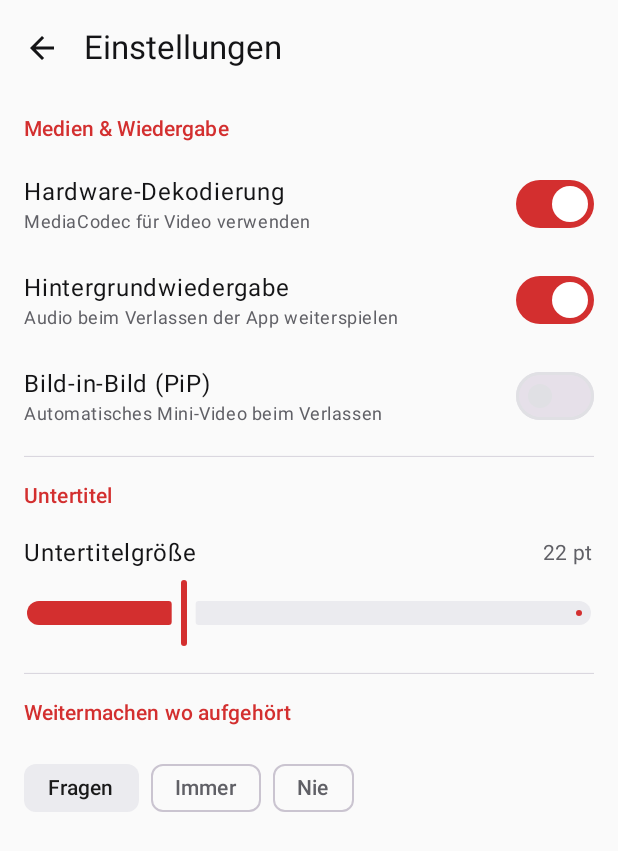
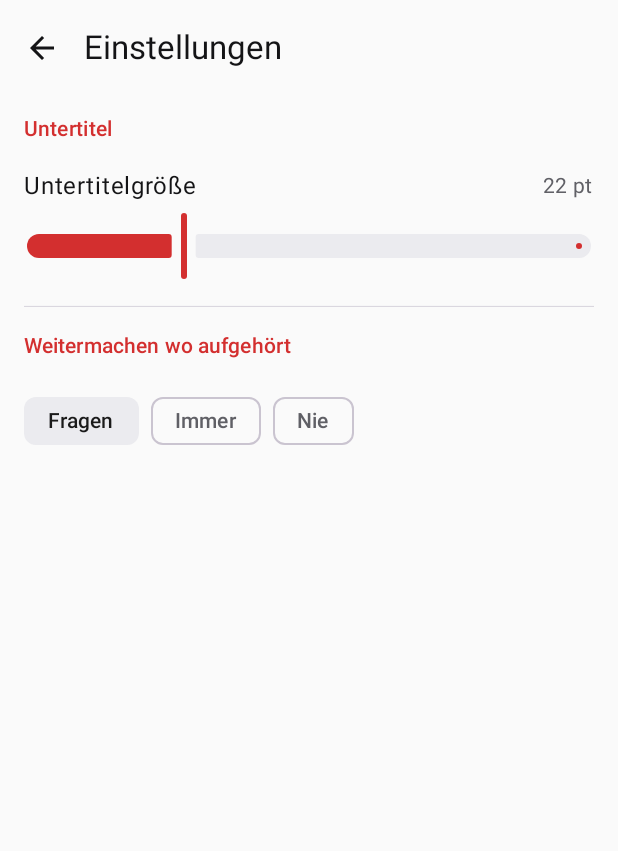
Before and after one commit to qualia-zero/monolith, an Android app built with Jetpack Compose: the composable SettingsScreen shown on its own in the app's theme, on a phone screen of 412 x 824 dp. Shown: the top 851 px of the screen. Run offline under Robolectric (Android 15) with nearby library versions, the phone set to English and light mode, and no system bars; 1 statement that could not run was skipped.

Commit message:
fix(settings,player): keep hw/bg/pip toggles in player settings and remove PiP toolbar button

```diff
--- a/feature/explorer/src/main/kotlin/com/monolith/feature/explorer/SettingsScreen.kt
+++ b/feature/explorer/src/main/kotlin/com/monolith/feature/explorer/SettingsScreen.kt
@@ -72,41 +72,6 @@ fun SettingsScreen(
                 .padding(horizontal = 16.dp, vertical = 12.dp),
             verticalArrangement = Arrangement.spacedBy(16.dp),
         ) {
-            Text(
-                text = "Medien & Wiedergabe",
-                style = MaterialTheme.typography.labelLarge,
-                color = MaterialTheme.colorScheme.primary,
-            )
-
-            SettingsToggle(
-                title = "Hardware-Dekodierung",
-                subtitle = "MediaCodec für Video verwenden",
-                checked = settings.useHwDecoding,
-                onCheckedChange = { checked ->
-                    PlayerSettingsStore.update { it.copy(useHwDecoding = checked) }
-                },
-            )
-
-            SettingsToggle(
-                title = "Hintergrundwiedergabe",
-                subtitle = "Audio beim Verlassen der App weiterspielen",
-                checked = settings.useBackgroundPlay,
-                onCheckedChange = { checked ->
-                    PlayerSettingsStore.update { it.copy(useBackgroundPlay = checked) }
-                },
-            )
-
-            SettingsToggle(
-                title = "Bild-in-Bild (PiP)",
-                subtitle = "Automatisches Mini-Video beim Verlassen",
-                checked = settings.usePipMode,
-                onCheckedChange = { checked ->
-                    PlayerSettingsStore.update { it.copy(usePipMode = checked) }
-                },
-            )
-
-            HorizontalDivider(thickness = 0.5.dp)
-
             Text(
                 text = "Untertitel",
                 style = MaterialTheme.typography.labelLarge,
```
Also changed, not shown: feature/player/src/main/kotlin/com/monolith/feature/player/PlayerScreen.kt (+23 -7 lines).
